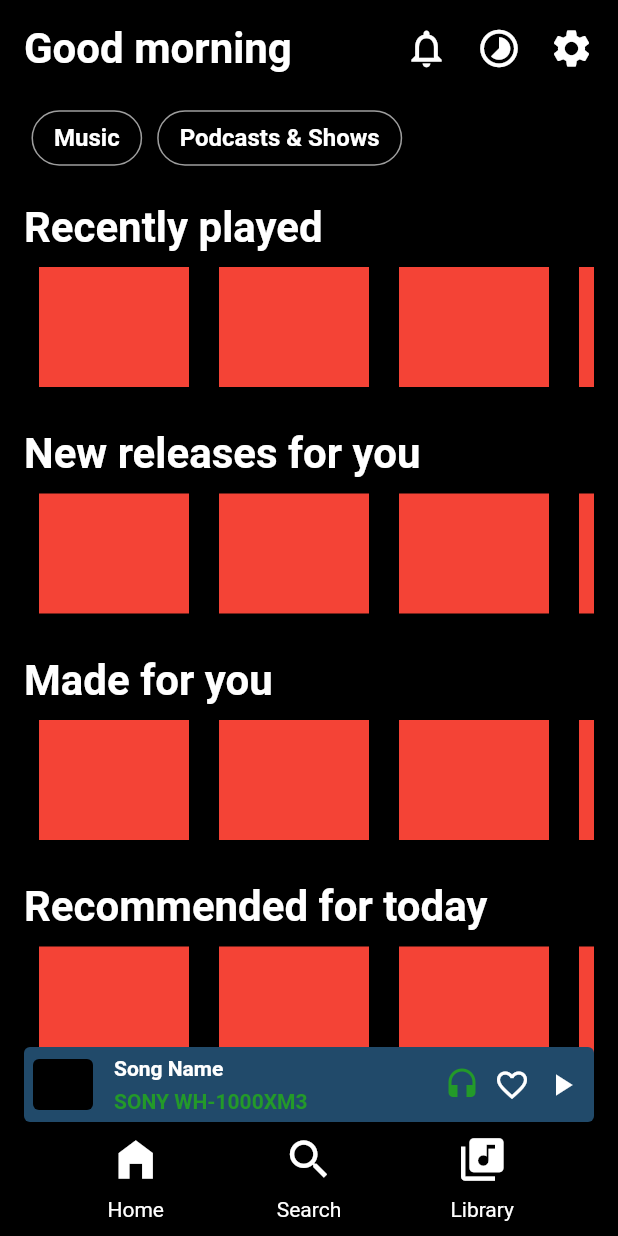
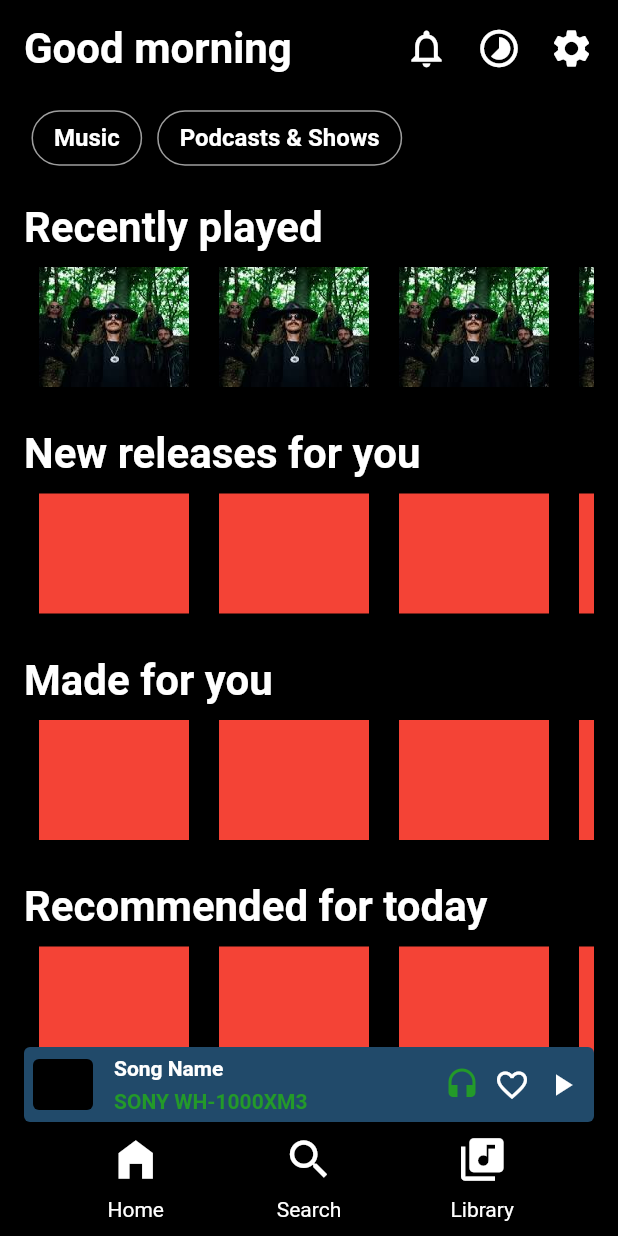
Before and after one commit to Rizaou/spotify_clone, a Flutter app: the screen it shows after launch, on a phone screen of 412 x 824 dp. Run offline on Flutter 3.47's test engine with Material 2 defaults, Android fonts, the phone set to English and light mode, and no system bars.

```diff
--- a/lib/presentation/screens/home_screen.dart
+++ b/lib/presentation/screens/home_screen.dart
@@ -136,7 +136,9 @@ class _HomeScreenState extends State<HomeScreen>
                               margin: const EdgeInsets.all(10),
                               height: 100,
                               width: 100,
-                              color: Colors.red,
+                              child: Image.asset(
+                                  "lib/images/artists/opeth.jpeg",
+                                  fit: BoxFit.fill),
                             );
                           },
                         ),
```
Also changed, not shown: pubspec.yaml (+4 -7 lines), lib/images/artists/opeth.jpeg (added).
